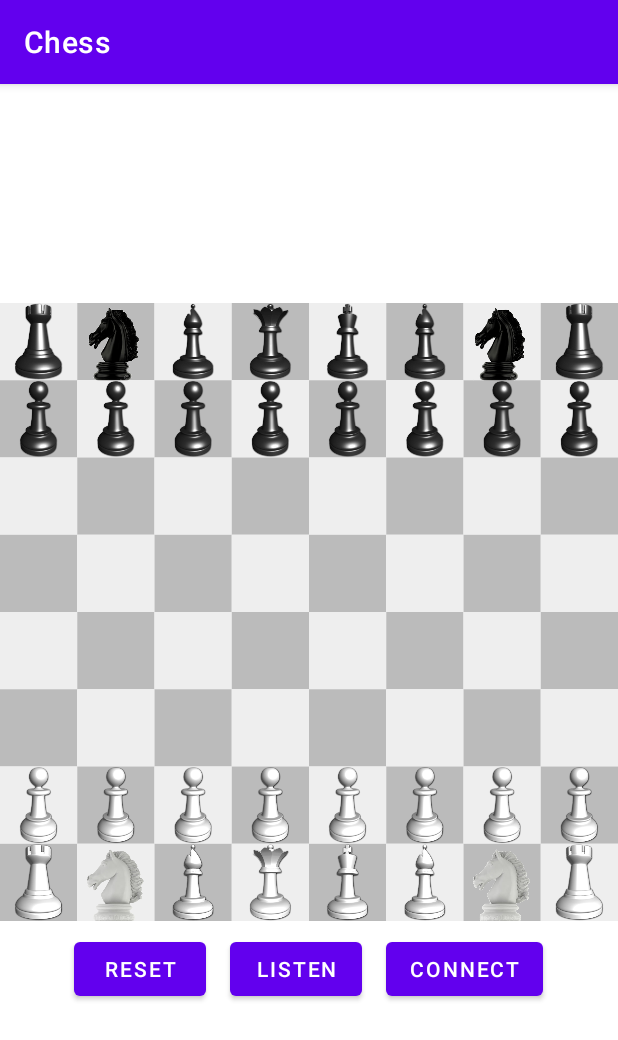
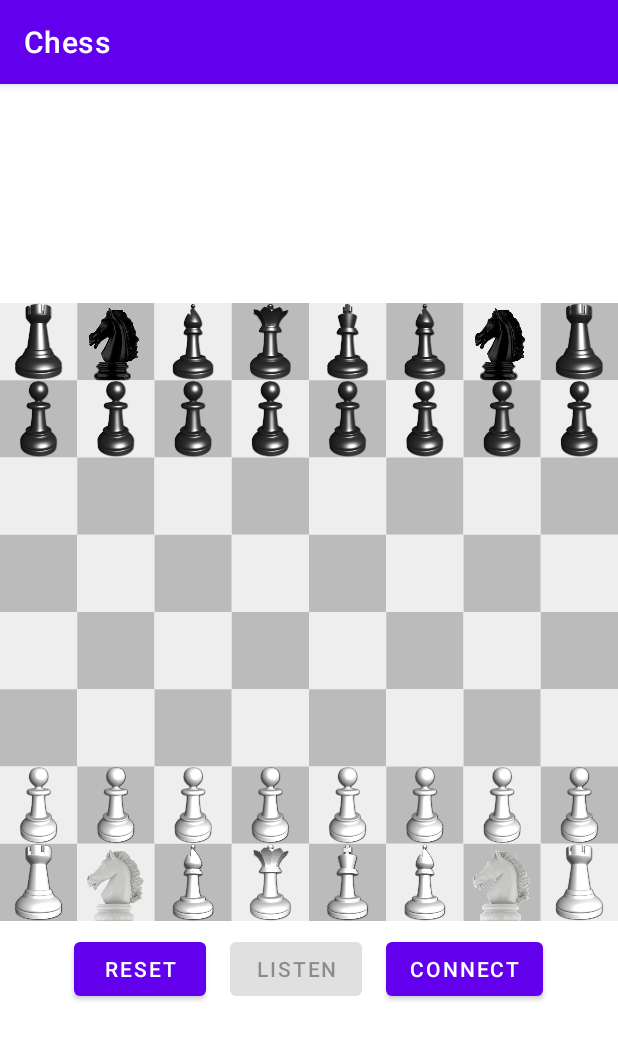
Before and after one commit to zhijunsheng/chess-kotlin-andr, an Android app: the screen it shows after launch (MainActivity), after a tap on "LISTEN", on a phone screen of 412 x 824 dp. Shown: the top 1040 px of the screen. Run offline under Robolectric (Android 15) with nearby library versions, the phone set to English and light mode, and no system bars; network calls fail.

Commit message:
disable button Listen after being pressed

```diff
--- a/Chess/app/src/main/java/com/goldenthumb/android/chess/MainActivity.kt
+++ b/Chess/app/src/main/java/com/goldenthumb/android/chess/MainActivity.kt
@@ -18,6 +18,9 @@ class MainActivity : AppCompatActivity(), ChessDelegate {
     private val socketPort: Int = 50000
     private val socketGuestPort: Int = 50001 // used for socket server on emulator
     private lateinit var chessView: ChessView
+    private lateinit var resetButton: Button
+    private lateinit var listenButton: Button
+    private lateinit var connectButton: Button
     private var printWriter: PrintWriter? = null
     private val isEmulator = Build.FINGERPRINT.contains("generic")
 
@@ -26,14 +29,18 @@ class MainActivity : AppCompatActivity(), ChessDelegate {
         setContentView(R.layout.activity_main)
 
         chessView = findViewById<ChessView>(R.id.chess_view)
+        resetButton = findViewById<Button>(R.id.reset_button)
+        listenButton = findViewById<Button>(R.id.listen_button)
+        connectButton = findViewById<Button>(R.id.connect_button)
         chessView.chessDelegate = this
 
-        findViewById<Button>(R.id.reset_button).setOnClickListener {
+        resetButton.setOnClickListener {
             ChessGame.reset()
             chessView.invalidate()
         }
 
-        findViewById<Button>(R.id.listen_button).setOnClickListener {
+        listenButton.setOnClickListener {
+            listenButton.isEnabled = false
             val port = if (isEmulator) socketGuestPort else socketPort
             Log.d(TAG, "socket server listening on $port")
             Executors.newSingleThreadExecutor().execute {
@@ -43,7 +50,7 @@ class MainActivity : AppCompatActivity(), ChessDelegate {
             }
         }
 
-        findViewById<Button>(R.id.connect_button).setOnClickListener {
+        connectButton.setOnClickListener {
             Log.d(TAG, "socket client connecting ...")
             Executors.newSingleThreadExecutor().execute {
                 val socket = Socket(socketHost, socketPort)
```
